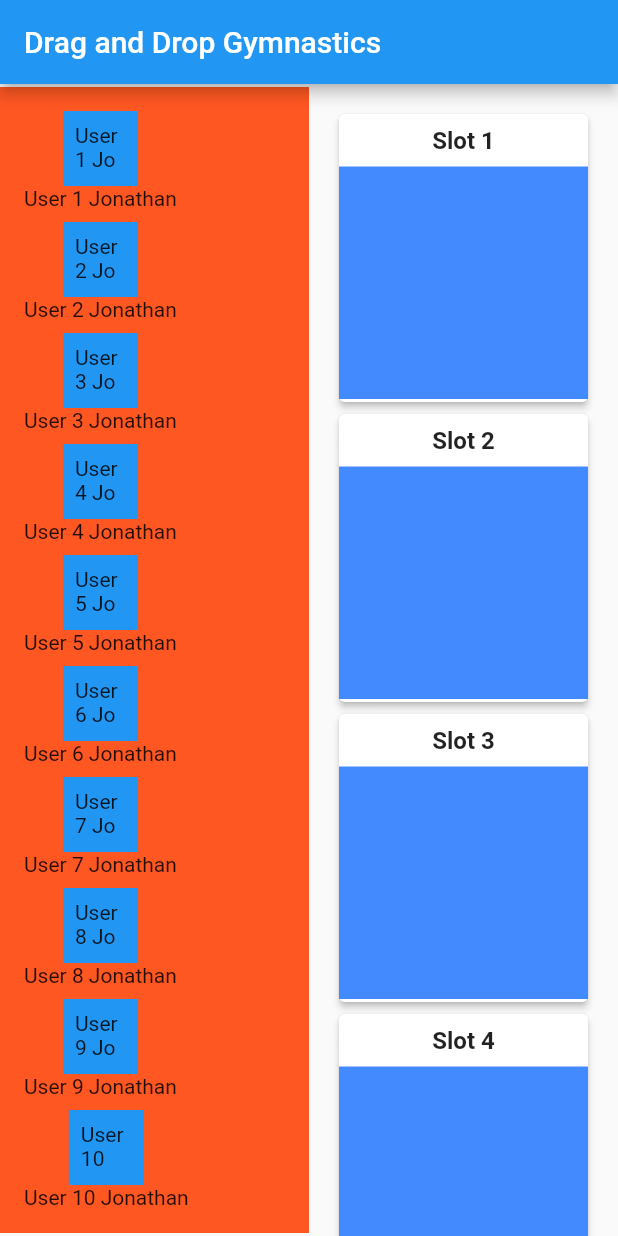
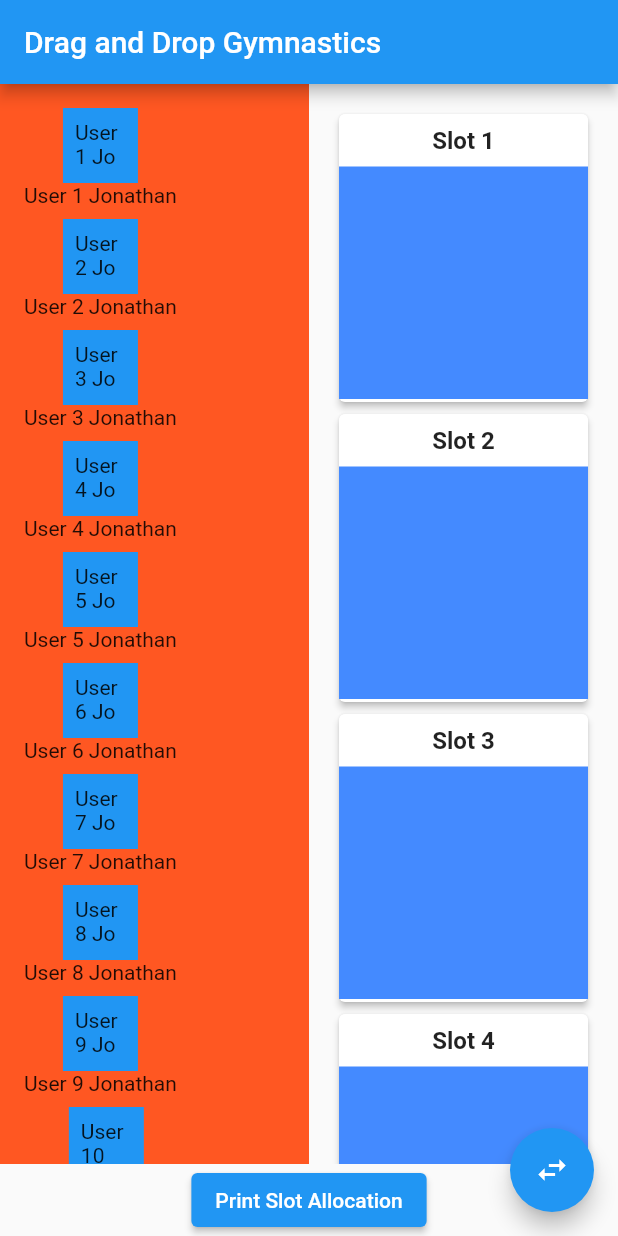
Before and after one commit to devfolorunso/CustomFlutterDragandDrop, a Flutter app: the screen it shows after launch, on a phone screen of 412 x 824 dp. Run offline on Flutter 3.47's test engine with Material 2 defaults, Android fonts, the phone set to English and light mode, and no system bars.

Commit message:
Made a couple of changes

```diff
--- a/lib/main.dart
+++ b/lib/main.dart
@@ -1,6 +1,6 @@
 import 'package:flutter/material.dart';
 
-void main() => runApp(MyApp());
+void main() => runApp(const MyApp());
 
 class Slot {
   final int id;
@@ -16,7 +16,14 @@ class User {
   User(this.id, this.name);
 }
 
-class MyApp extends StatelessWidget {
+class MyApp extends StatefulWidget {
+  const MyApp({super.key});
+
+  @override
+   createState() => _MyAppState();
+}
+
+class _MyAppState extends State<MyApp> {
   final List<User> users = List.generate(
     10,
     (index) => User(index, 'User ${index + 1} Jonathan'),
@@ -28,6 +35,34 @@ class MyApp extends StatelessWidget {
     (index) => Slot(index, []),
   );
 
+  bool showBodySideBySide = true;
+
+//
+  void toggleBody() {
+    setState(() {
+      showBodySideBySide = !showBodySideBySide;
+    });
+  }
+
+//
+  void printSlotAllocation() {
+    final Map<String, List<String>> slotAllocation = {};
+
+    for (int i = 0; i < slots.length; i++) {
+      final slot = slots[i];
+      final List<String> userNames = [];
+
+      for (int j = 0; j < slot.users.length; j++) {
+        final user = slot.users[j];
+        userNames.add("${user.id}");
+      }
+
+      slotAllocation["Slot ${slot.id + 1}"] = userNames;
+    }
+
+    print(slotAllocation);
+  }
+
   @override
   Widget build(BuildContext context) {
     return MaterialApp(
@@ -35,13 +70,46 @@ class MyApp extends StatelessWidget {
         appBar: AppBar(
           title: const Text('Drag and Drop Gymnastics'),
         ),
-        body: Row(
-          children: [
-            UserList(users: users),
-            SlotList(maxSlots: maxSlots, slots: slots),
-          ],
+        body: showBodySideBySide ? buildBodySideBySide() : buildBodyTopBottom(),
+        floatingActionButton: FloatingActionButton(
+          onPressed: toggleBody,
+          child: const Icon(Icons.swap_horiz),
         ),
       ),
+    );
+  }
+
+//
+  Widget buildBodySideBySide() {
+    return Column(
+      children: [
+        Expanded(
+          child: Row(
+            children: [
+              UserList(users: users),
+              SlotList(
+                maxSlots: maxSlots,
+                slots: slots,
+                showBodySideBySide: showBodySideBySide,
+              ),
+            ],
+          ),
+        ),
+        PrintSlotAllocationButton(slots: slots),
+      ],
+    );
+  }
+
+  Widget buildBodyTopBottom() {
+    return Column(
+      children: [
+        UserList(users: users),
+        SlotList(
+          maxSlots: maxSlots,
+          slots: slots,
+          showBodySideBySide: showBodySideBySide,
+        ),
+      ],
     );
   }
 }
@@ -49,7 +117,7 @@ class MyApp extends StatelessWidget {
 class UserList extends StatelessWidget {
   final List<User> users;
 
-  UserList({required this.users});
+  const UserList({super.key, required this.users});
 
   @override
   Widget build(BuildContext context) {
@@ -94,7 +162,7 @@ class UserList extends StatelessWidget {
 class UserTile extends StatelessWidget {
   final User user;
 
-  UserTile({required this.user});
+  const UserTile({super.key, required this.user});
 
   @override
   Widget build(BuildContext context) {
@@ -111,8 +179,13 @@ class UserTile extends StatelessWidget {
 class SlotList extends StatefulWidget {
   final int maxSlots;
   final List<Slot> slots;
+  final bool showBodySideBySide;
 
-  SlotList({required this.maxSlots, required this.slots});
+  const SlotList(
+      {super.key,
+      required this.maxSlots,
+      required this.slots,
+      required this.showBodySideBySide});
 
   @override
   createState() => _SlotListState();
@@ -134,6 +207,7 @@ class _SlotListState extends State<SlotList> {
               child: Wrap(
                 children: widget.slots.map((slot) {
                   return SlotWidget(
+                    showBodySideBySide: widget.showBodySideBySide,
                     maxSlots: widget.maxSlots,
                     slot: slot,
                     onSlotUpdated: () {
@@ -154,12 +228,16 @@ class SlotWidget extends StatefulWidget {
   final int maxSlots;
   final Slot slot;
   final Function onSlotUpdated;
+  final bool showBodySideBySide;
 
+  @override
   createState() => _SlotWidgetState();
-  SlotWidget(
-      {required this.maxSlots,
+  const SlotWidget(
+      {super.key,
+      required this.maxSlots,
       required this.slot,
-      required this.onSlotUpdated});
+      required this.onSlotUpdated,
+      required this.showBodySideBySide});
 }
 
 class _SlotWidgetState extends State<SlotWidget> {
@@ -169,7 +247,9 @@ class _SlotWidgetState extends State<SlotWidget> {
       builder: (context, List<User?> incoming, List<dynamic> rejected) {
         return SizedBox(
           height: 200,
-          width: MediaQuery.of(context).size.width,
+          width: widget.showBodySideBySide
+              ? MediaQuery.of(context).size.width
+              : MediaQuery.of(context).size.width / 4,
           child: Card(
             elevation: 2,
             child: Column(
@@ -228,3 +308,35 @@ class _SlotWidgetState extends State<SlotWidget> {
     );
   }
 }
+
+class PrintSlotAllocationButton extends StatelessWidget {
+  final List<Slot> slots;
+
+  PrintSlotAllocationButton({super.key, required this.slots});
+
+  void printSlotAllocation() {
+    final Map<String, List<String>> slotAllocation = {};
+
+    for (int i = 0; i < slots.length; i++) {
+      final slot = slots[i];
+      final List<String> userNames = [];
+
+      for (int j = 0; j < slot.users.length; j++) {
+        final user = slot.users[j];
+        userNames.add("${user.id}");
+      }
+
+      slotAllocation["Slot ${slot.id + 1}"] = userNames;
+    }
+
+    print(slotAllocation);
+  }
+
+  @override
+  Widget build(BuildContext context) {
+    return ElevatedButton(
+      onPressed: printSlotAllocation,
+      child: const Text('Print Slot Allocation'),
+    );
+  }
+}
```
